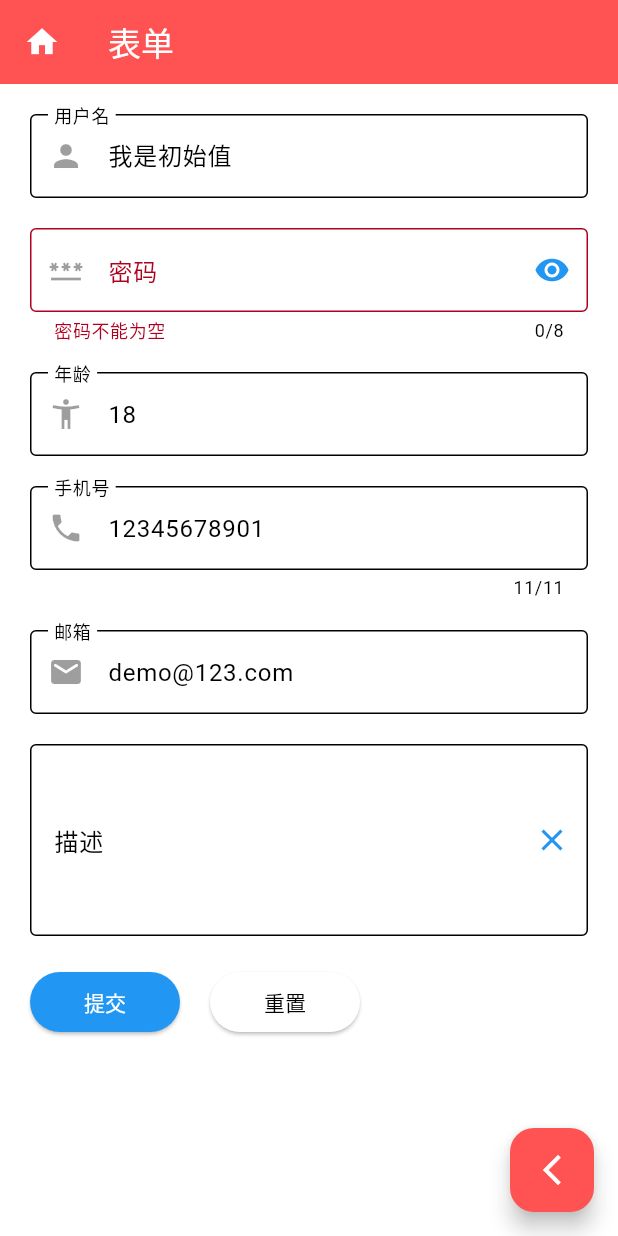
After one commit to Keekuun/hello_flutter, a Flutter app: the FormDemo screen opened by its route, after a tap on "提交", on a phone screen of 412 x 824 dp. The commit adds this screen. Run offline on Flutter 3.47's test engine with Material 3 defaults, Android fonts, the light colour scheme and no system bars; our stand-ins replace extended_image, flutter_hooks, fluttertoast, like_button.

Commit message:
feat: add form demo

```diff
--- /dev/null
+++ b/lib/contents/form.dart
@@ -0,0 +1,208 @@
+import 'dart:developer';
+
+import 'package:flutter/material.dart';
+import 'package:flutter/services.dart';
+import 'package:flutter_hooks/flutter_hooks.dart';
+
+import '../utils/formt.dart';
+
+class FormDemo extends HookWidget {
+  const FormDemo({super.key});
+
+  @override
+  Widget build(BuildContext context) {
+    final formKey = GlobalKey<FormState>();
+
+    final myForm = useState<Map<String, dynamic>>({
+      'name': '我是初始值',
+      'age': 18,
+      'phone': 12345678901,
+      'email': 'demo@123.com',
+      'password': '',
+      'description': '',
+    });
+
+    final passwordVisible = useState<bool>(false);
+
+    final nameController = useTextEditingController();
+    final ageController = useTextEditingController();
+    final phoneController = useTextEditingController();
+    final emailController = useTextEditingController();
+    final passwordController = useTextEditingController();
+    final descriptionController = useTextEditingController();
+
+    nameController.value = TextEditingValue(text: myForm.value['name']);
+    ageController.value =
+        TextEditingValue(text: myForm.value['age'].toString());
+    phoneController.value =
+        TextEditingValue(text: myForm.value['phone'].toString());
+    emailController.value = TextEditingValue(text: myForm.value['email']);
+    passwordController.value = TextEditingValue(text: myForm.value['password']);
+    descriptionController.value = TextEditingValue(text: myForm.value['description']);
+
+    return Form(
+        key: formKey,
+        child: Column(children: <Widget>[
+          TextFormField(
+            controller: nameController,
+            decoration: const InputDecoration(
+              prefixIcon: Icon(Icons.person, color: Colors.black38, size: 24),
+              border: OutlineInputBorder(),
+              labelText: '用户名',
+              hintText: '请输入用户名',
+            ),
+            // 自定义校验器
+            validator: (value) {
+              if (value == null || value.isEmpty) {
+                return '用户名不能为空';
+              }
+              return null;
+            },
+          ),
+          const SizedBox(height: 20),
+          TextFormField(
+            keyboardType: TextInputType.visiblePassword,
+            obscureText: passwordVisible.value,
+            maxLength: 8,
+            controller: passwordController,
+            onChanged: (value) => myForm.value['password'] = value,
+            validator: (value) {
+              if (value == null || value.isEmpty) {
+                return '密码不能为空';
+              }
+              if (value.length < 6) {
+                return '密码不能少于6位';
+              }
+              return null;
+            },
+            decoration: InputDecoration(
+              prefixIcon:
+                  const Icon(Icons.password, color: Colors.black38, size: 24),
+              suffixIcon: IconButton(
+                icon: Icon(
+                  passwordVisible.value
+                      ? Icons.visibility_off
+                      : Icons.visibility,
+                  color: passwordVisible.value ? Colors.grey : Colors.blue,
+                ),
+                onPressed: () => passwordVisible.value = !passwordVisible.value,
+              ),
+              border: const OutlineInputBorder(),
+              labelText: '密码',
+              hintText: '请输入密码',
+            ),
+          ),
+          const SizedBox(height: 20),
+          TextFormField(
+              keyboardType: TextInputType.number,
+              inputFormatters: [
+                LengthLimitingTextInputFormatter(3),
+                FilteringTextInputFormatter.digitsOnly,
+                NumberRangeTextInputFormatter(min: 0, max: 200),
+              ],
+              controller: ageController,
+              onChanged: (value) => myForm.value['age'] = int.tryParse(value),
+              decoration: const InputDecoration(
+                prefixIcon: Icon(Icons.accessibility_new,
+                    color: Colors.black38, size: 24),
+                border: OutlineInputBorder(),
+                labelText: '年龄',
+                hintText: '请输入年龄',
+              ),
+              // 自定义校验器
+              validator: (value) {
+                if (value == null || value.isEmpty) {
+                  return '年龄不能为空';
+                }
+                return null;
+              }),
+          const SizedBox(height: 20),
+          TextFormField(
+            keyboardType: TextInputType.phone,
+            maxLength: 11,
+            controller: phoneController,
+            onChanged: (value) => myForm.value['phone'] = int.parse(value),
+            decoration: const InputDecoration(
+              prefixIcon: Icon(Icons.phone, color: Colors.black38, size: 24),
+              border: OutlineInputBorder(),
+              labelText: '手机号',
+              hintText: '数字输入框',
+            ),
+            // 自定义校验器
+            validator: (value) {
+              if (value == null || value.isEmpty) {
+                return '手机号不能为空';
+              }
+              return null;
+            }
+          ),
+          const SizedBox(height: 20),
+          TextFormField(
+            keyboardType: TextInputType.emailAddress,
+            controller: emailController,
+            onChanged: (value) => myForm.value['email'] = value,
+            decoration: const InputDecoration(
+              prefixIcon:
+              Icon(Icons.email_rounded, color: Colors.black38, size: 24),
+              border: OutlineInputBorder(),
+              labelText: '邮箱',
+              hintText: '邮箱输入框',
+            ),
+            // 自定义校验器
+            validator: (value) {
+              if (value == null || value.isEmpty) {
+                return '邮箱不能为空';
+              }
+              return null;
+            }
+          ),
+          const SizedBox(height: 20),
+          TextFormField(
+            keyboardType: TextInputType.text,
+            controller: descriptionController,
+            onChanged: (value) => myForm.value['description'] = value,
+            minLines: 4,
+            maxLines: 6,
+            decoration: InputDecoration(
+                border: const OutlineInputBorder(),
+                labelText: '描述',
+                hintText: '多行输入框,带清空功能',
+                suffixIcon: IconButton(
+                    onPressed: () {
+                      descriptionController.clear();
+                    },
+                    icon: const Icon(Icons.clear, color: Colors.blue, size: 24))),
+          ),
+          const SizedBox(height: 20),
+          Row(children: [
+            ElevatedButton(
+              style: ElevatedButton.styleFrom(
+                foregroundColor: Colors.white,
+                backgroundColor: Colors.blue,
+                shape: const StadiumBorder(),
+                minimumSize: const Size(100, 40),
+              ),
+              onPressed: () {
+                if (formKey.currentState!.validate()) {
+                  myForm.value['name'] = nameController.text;
+                }
+              },
+              child: const Text('提交'),
+            ),
+            const SizedBox(width: 20),
+            ElevatedButton(
+              style: ElevatedButton.styleFrom(
+                foregroundColor: Colors.black,
+                backgroundColor: Colors.white,
+                shape: const StadiumBorder(),
+                minimumSize: const Size(100, 40),
+              ),
+              onPressed: () {
+                formKey.currentState!.reset();
+              },
+              child: const Text('重置'),
+            )
+          ])
+        ]));
+  }
+}
--- a/lib/routes.dart
+++ b/lib/routes.dart
@@ -1,5 +1,6 @@
 import 'package:flutter/material.dart';
-import 'package:hello_flutter/contents/button.dart';
+import 'contents/button.dart';
+import 'contents/form.dart';
 import 'contents/icon.dart';
 import 'contents/image.dart';
 import 'contents/rich_text.dart';
@@ -50,8 +51,13 @@
       MyWidget(
           id: 'TextField',
           title: '输入框',
-          description: '输入框',
+          description: '普通输入框',
           widget: const TextFieldDemo()),
+      MyWidget(
+          id: 'Form',
+          title: '表单',
+          description: '表单-表单文本输入框',
+          widget: FormDemo()),
     ]
   },
   {
```
Also changed, not shown: lib/contents/text_field.dart (+6 -3 lines), lib/utils/formt.dart (added, +123 -0 lines).
